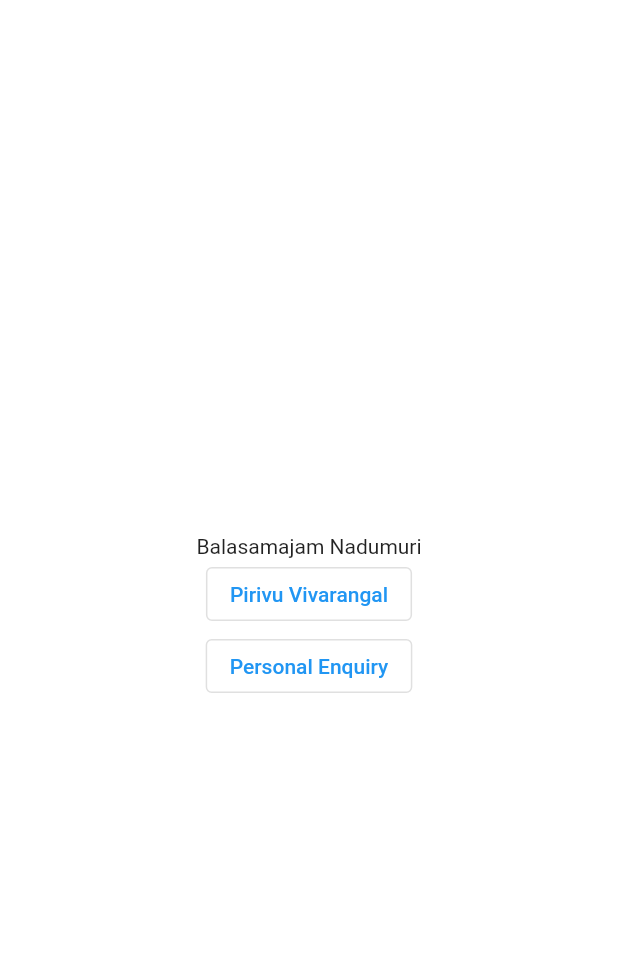
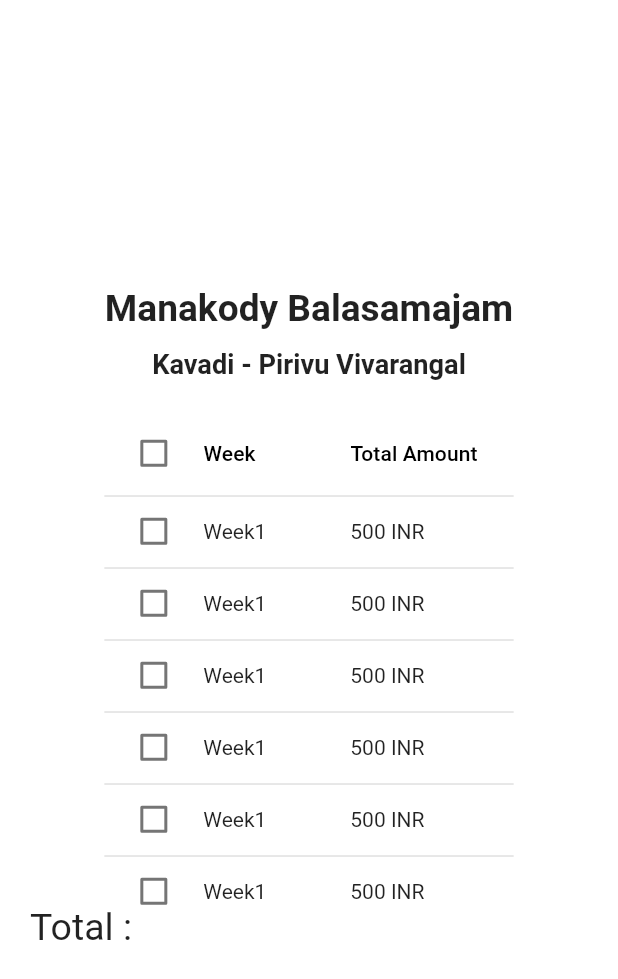
Before and after one commit to JishnuThazhath/balasamajam, a Flutter app: the KavadiHome screen opened by its route, after a tap on "Pirivu Vivarangal", on a phone screen of 412 x 824 dp. Shown: the top 979 px of the screen. Run offline on Flutter 3.47's test engine with Material 2 defaults, Android fonts, the light colour scheme and no system bars; Roboto replaces fonts that are missing (Trueno).

Commit message:
Jishnu | Added more screens. Added ThemeData

```diff
--- a/lib/components/table_component.dart
+++ b/lib/components/table_component.dart
@@ -3,7 +3,12 @@ import 'package:flutter/material.dart';
 class TableComponent extends StatefulWidget {
   List<String> headers;
   List<List<String>> data;
-  TableComponent({super.key, required this.headers, required this.data});
+  Function clickEvent;
+  TableComponent(
+      {super.key,
+      required this.headers,
+      required this.data,
+      required this.clickEvent});
 
   @override
   State<TableComponent> createState() => _TableComponentState();
@@ -12,12 +17,13 @@ class TableComponent extends StatefulWidget {
 class _TableComponentState extends State<TableComponent> {
   @override
   Widget build(BuildContext context) {
-    return createDataTable(widget.headers, widget.data);
+    widget.clickEvent();
+    return createDataTable(widget.headers, widget.data, widget.clickEvent);
   }
 }
 
 SingleChildScrollView createDataTable(
-    List<String> headers, List<List<String>> data) {
+  List<String> headers, List<List<String>> data, Function clickEvent) {
   List<DataColumn> columnHeaders = [];
   List<DataRow> rows = [];
 
@@ -26,7 +32,12 @@ SingleChildScrollView createDataTable(
   }
 
   for (List<String> row in data) {
-    DataRow dataRow = DataRow(cells: []);
+    DataRow dataRow = DataRow(
+        onSelectChanged: (value) {
+          print("selected");
+          clickEvent();
+        },
+        cells: []);
 
     for (String cell in row) {
       DataCell dataCell = DataCell(Text(cell));
--- /dev/null
+++ b/lib/configs/local_theme_data.dart
@@ -0,0 +1,20 @@
+import 'package:balasamajam/responsive.dart';
+import 'package:flutter/material.dart';
+
+class LocalThemeData {
+  static TextStyle mainHeading = TextStyle(
+      fontFamily: 'Trueno',
+      fontSize: Responsive.blockSizeVertical * 30,
+      fontWeight: FontWeight.bold);
+
+  static TextStyle subTitle = TextStyle(
+      fontFamily: 'Trueno',
+      fontSize: Responsive.blockSizeVertical * 22,
+      fontWeight: FontWeight.bold);
+
+  static TextStyle buttonText = TextStyle(
+      fontFamily: 'Trueno',
+      fontSize: Responsive.blockSizeVertical * 20,
+      color: Colors.white,
+      fontWeight: FontWeight.bold);
+}
--- a/lib/responsive.dart
+++ b/lib/responsive.dart
@@ -6,13 +6,13 @@ class Responsive {
   static double blockSizeHorizontal = 0;
   static double blockSizeVertical = 0;
 
-  void init(BuildContext context) {
+  static void init(BuildContext context) {
     MediaQueryData deviceData = MediaQuery.of(context);
 
     screenWidth = deviceData.size.width;
     screenHeight = deviceData.size.height;
 
-    blockSizeHorizontal = screenWidth / 100;
-    blockSizeVertical = screenHeight / 100;
+    blockSizeHorizontal = screenWidth / 1000;
+    blockSizeVertical = screenHeight / 1000;
   }
 }
--- a/lib/routes.dart
+++ b/lib/routes.dart
@@ -2,6 +2,7 @@ import 'package:balasamajam/screens/enquiry/person_enquiry.dart';
 import 'package:balasamajam/screens/home/home_screen.dart';
 import 'package:balasamajam/screens/kavadi/kavadi_home.dart';
 import 'package:balasamajam/screens/login/login.dart';
+import 'package:balasamajam/screens/pirivu/pirivu_details.dart';
 import 'package:balasamajam/screens/splash/splash_screen.dart';
 import 'package:flutter/material.dart';
 
@@ -11,4 +12,5 @@ Map<String, WidgetBuilder> routes = {
   HomeScreen.routeName: (context) => const HomeScreen(),
   PersonEnquiry.routeName: (context) => PersonEnquiry(),
   KavadiHome.routeName: (context) => const KavadiHome(),
+  PirivuDetails.routeName: (context) => PirivuDetails(),
 };
--- a/lib/screens/kavadi/kavadi_home.dart
+++ b/lib/screens/kavadi/kavadi_home.dart
@@ -1,4 +1,7 @@
+import 'package:balasamajam/configs/local_theme_data.dart';
+import 'package:balasamajam/responsive.dart';
 import 'package:balasamajam/screens/enquiry/person_enquiry.dart';
+import 'package:balasamajam/screens/pirivu/pirivu_details.dart';
 import 'package:flutter/material.dart';
 
 class KavadiHome extends StatelessWidget {
@@ -13,19 +16,33 @@ class KavadiHome extends StatelessWidget {
           child: Column(
         mainAxisAlignment: MainAxisAlignment.center,
         children: [
-          const Text("Balasamajam Nadumuri"),
-          OutlinedButton(
-              onPressed: () => _pirivu_details(context),
-              child: const Text("Pirivu Vivarangal")),
-          OutlinedButton(
-              onPressed: () => _personal_enquiry(context),
-              child: const Text("Personal Enquiry")),
+          Text("Manakody Balasamajam", style: LocalThemeData.mainHeading),
+          SizedBox(height: Responsive.blockSizeVertical * 50),
+          SizedBox(
+            width: Responsive.blockSizeHorizontal * 600,
+            height: Responsive.blockSizeVertical * 50,
+            child: ElevatedButton(
+                onPressed: () => _pirivu_details(context),
+                child: Text("Pirivu Vivarangal",
+                    style: LocalThemeData.buttonText)),
+          ),
+          SizedBox(height: Responsive.blockSizeVertical * 30),
+          SizedBox(
+            width: Responsive.blockSizeHorizontal * 600,
+            height: Responsive.blockSizeVertical * 50,
+            child: ElevatedButton(
+                onPressed: () => _personal_enquiry(context),
+                child:
+                    Text("Personal Enquiry", style: LocalThemeData.buttonText)),
+          ),
         ],
       )),
     );
   }
 
-  _pirivu_details(BuildContext context) {}
+  _pirivu_details(BuildContext context) {
+    Navigator.pushNamed(context, PirivuDetails.routeName);
+  }
 
   _personal_enquiry(BuildContext context) {
     Navigator.pushNamed(context, PersonEnquiry.routeName);
--- /dev/null
+++ b/lib/screens/pirivu/pirivu_details.dart
@@ -0,0 +1,65 @@
+import 'package:balasamajam/components/table_component.dart';
+import 'package:balasamajam/configs/local_theme_data.dart';
+import 'package:balasamajam/responsive.dart';
+import 'package:flutter/material.dart';
+
+class PirivuDetails extends StatefulWidget {
+  const PirivuDetails({super.key});
+
+  static const routeName = "PirivuDetails";
+
+  @override
+  State<PirivuDetails> createState() => _PirivuDetailsState();
+}
+
+class _PirivuDetailsState extends State<PirivuDetails> {
+  @override
+  Widget build(BuildContext context) {
+    return Scaffold(
+      body: Center(
+          child: Column(
+        mainAxisAlignment: MainAxisAlignment.center,
+        children: [
+          Text("Manakody Balasamajam", style: LocalThemeData.mainHeading),
+          SizedBox(height: Responsive.blockSizeHorizontal * 30),
+          Text("Kavadi - Pirivu Vivarangal", style: LocalThemeData.subTitle),
+          SizedBox(height: Responsive.blockSizeHorizontal * 50),
+          SizedBox(
+            height: Responsive.blockSizeVertical * 400,
+            child: TableComponent(
+              headers: _getHeaders(),
+              data: _getData(),
+              clickEvent: () => onRowClick,
+            ),
+          ),
+          const Align(
+            alignment: Alignment.centerLeft,
+            child: Padding(
+              padding: EdgeInsets.only(left: 20.0),
+              child: Text("Total : ", style: TextStyle(fontSize: 25.0)),
+            ),
+          ),
+        ],
+      )),
+    );
+  }
+
+  _getHeaders() {
+    return ["Week", "Total Amount"];
+  }
+
+  _getData() {
+    return [
+      ["Week1", "500 INR"],
+      ["Week1", "500 INR"],
+      ["Week1", "500 INR"],
+      ["Week1", "500 INR"],
+      ["Week1", "500 INR"],
+      ["Week1", "500 INR"]
+    ];
+  }
+
+  onRowClick() {
+    print("row clicked !");
+  }
+}
```
Also changed, not shown: lib/screens/enquiry/person_enquiry.dart (+25 -15 lines), lib/screens/home/home_screen.dart (+22 -9 lines), lib/screens/login/login.dart (+14 -10 lines), lib/screens/pirivu/weekly_pirivu_details.dart (added, +55 -0 lines), lib/screens/splash/splash_screen.dart (+10 -3 lines).
